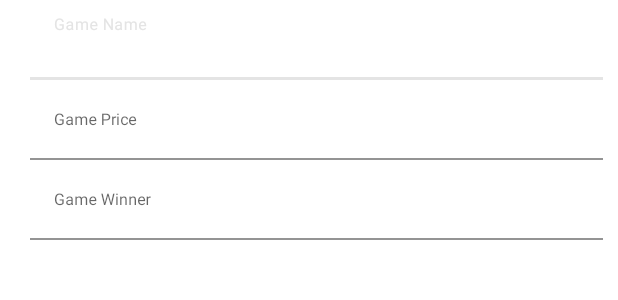
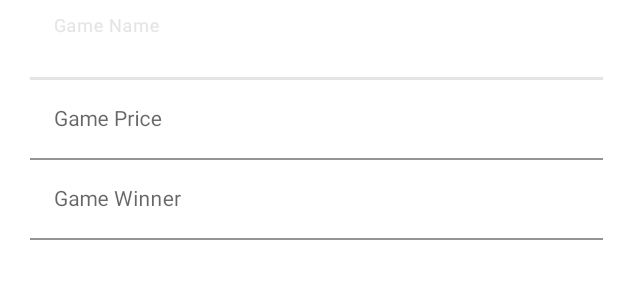
Before and after one commit to pranmar93/TambolaGame, an Android app: the layout dialog_edit_game.xml on its own in the app's theme, with its tools: preview values and no code run, on a phone screen of 412 x 824 dp. Shown: the top 300 px of the screen. Run offline under Robolectric (Android 15) with nearby library versions, the phone set to English and light mode, and no system bars.

Commit message:
Initial Commit

```diff
--- a/app/src/main/res/layout/dialog_edit_game.xml
+++ b/app/src/main/res/layout/dialog_edit_game.xml
@@ -19,7 +19,7 @@
             android:maxLines="1"
             android:maxLength="30"
             android:singleLine="true"
-            android:hint="@string/hint_game_name"
+            android:hint="Game Name"
             android:textSize="14sp"
             android:inputType="text"
             android:id="@+id/edit_gameName" />
@@ -40,7 +40,7 @@
             android:background="#ffffff"
             android:maxLines="1"
             android:maxLength="7"
-            android:hint="@string/hint_game_price"
+            android:hint="Game Price"
             android:singleLine="true"
             android:inputType="number"
             android:textSize="14sp"
@@ -62,7 +62,7 @@
         android:maxLines="1"
         android:maxLength="30"
         android:singleLine="true"
-        android:hint="@string/hint_game_winner"
+        android:hint="Game Winner"
         android:inputType="text"
         android:textSize="14sp"
         android:id="@+id/edit_gameWinner" />
--- a/app/src/main/res/values/strings.xml
+++ b/app/src/main/res/values/strings.xml
@@ -11,9 +11,6 @@
     <string name="hint_price"><font size= "16">Price per Member</font></string>
     <string name="hint_size"><font size= "16">Tickets per Member</font></string>
     <string name="hint_member"><font size= "16">Total Members</font></string>
-    <string name="hint_game_name"><font size= "16">Game Name</font></string>
-    <string name="hint_game_price"><font size= "16">Game Price</font></string>
-    <string name="hint_game_winner"><font size= "16">Game Winner</font></string>
     <string name="label_no_games">No Games Added</string>
     <string name="btn_text_add_new">Add New</string>
     <string name="btn_text_build_server">Build Server</string>
```
